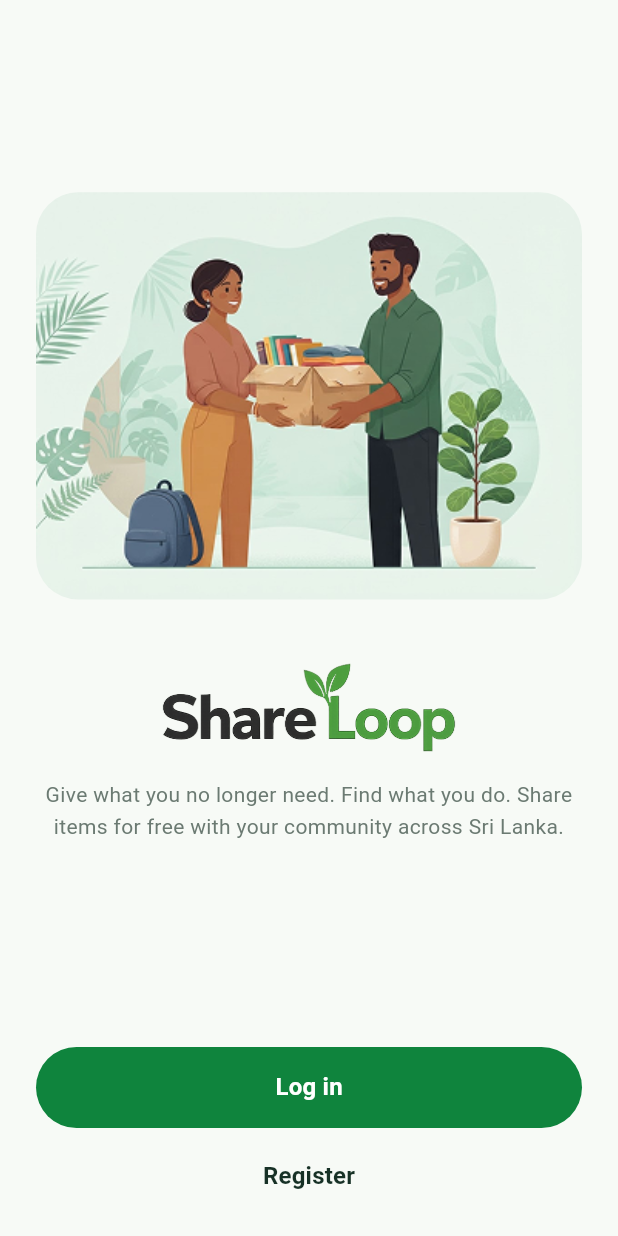
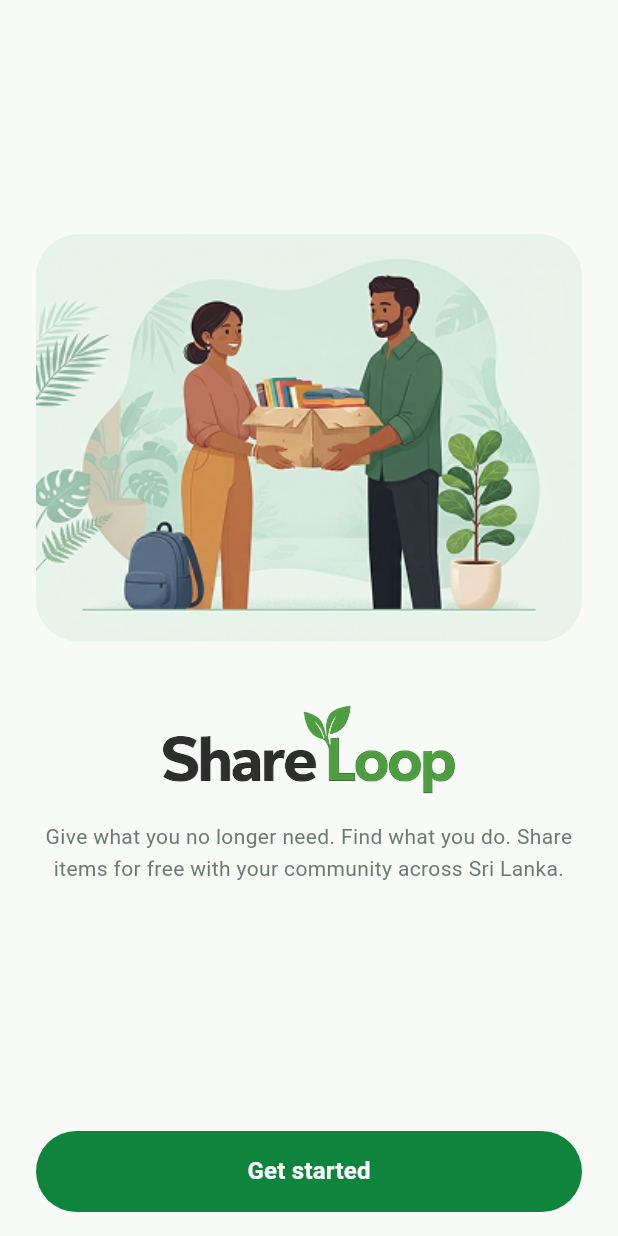
Before and after one commit to ShareLoop-Team/ShareLoop, a Flutter app: the _OnboardingBody screen opened directly, on a phone screen of 412 x 824 dp. Run offline on Flutter 3.47's test engine with Material 3 defaults, Android fonts, the phone set to English and light mode, and no system bars; our stand-ins replace firebase_auth, firebase_core, flutter_svg, image_picker, supabase_flutter; accounts and stored records are empty.

Commit message:
feat(onboarding): add a two-page intro after the splash
- Swipeable intro with Skip and Next, shown once per install
- Welcome screen now has a single Get started button

Co-Authored-By: Claude Opus 5.5 <noreply@anthropic.com>

```diff
--- a/lib/controllers/onboarding_controller.dart
+++ b/lib/controllers/onboarding_controller.dart
@@ -2,16 +2,13 @@ import 'package:flutter/widgets.dart';
 
 import '../core/routes/app_routes.dart';
 
-/// Controller: navigation for the onboarding/welcome screen. Both routes are
+/// Controller: navigation for the onboarding/welcome screen. Get started
+/// opens login, which links on to registration for new users. The route is
 /// pushed on top so the user can come back to onboarding with Back.
 class OnboardingController {
   const OnboardingController();
 
-  void openLogin(NavigatorState navigator) {
+  void getStarted(NavigatorState navigator) {
     navigator.pushNamed(AppRoutes.login);
   }
-
-  void openRegister(NavigatorState navigator) {
-    navigator.pushNamed(AppRoutes.register);
-  }
 }
--- a/lib/controllers/splash_controller.dart
+++ b/lib/controllers/splash_controller.dart
@@ -12,8 +12,8 @@ class SplashController {
   static const Duration minimumDisplayDuration = Duration(seconds: 1);
 
   /// A restored session goes straight to home; otherwise the splash hands
-  /// off to the onboarding/welcome screen, which offers Get started
-  /// (register) and Sign in (login).
+  /// off to the intro pages, which lead on to the welcome screen (Log in /
+  /// Register).
   ///
   /// Resolves after both session restoration has finished and
   /// [minimumDisplayDuration] has elapsed, whichever is later.
@@ -34,6 +34,6 @@ class SplashController {
       );
     }
     await minimumDisplay;
-    return auth.currentUser != null ? AppRoutes.home : AppRoutes.onboarding;
+    return auth.currentUser != null ? AppRoutes.home : AppRoutes.intro;
   }
 }
--- a/lib/core/localization/app_en.arb
+++ b/lib/core/localization/app_en.arb
@@ -380,8 +380,6 @@
       }
     }
   },
-  "onboardingLogIn": "Log in",
-  "onboardingRegister": "Register",
   "profileNoDonations": "You haven't given any items yet.",
   "profileNoReviews": "No reviews yet."
 }
--- a/lib/core/localization/app_si.arb
+++ b/lib/core/localization/app_si.arb
@@ -236,8 +236,6 @@
   "myReviewsFirstBody": "ශ්‍රේණිගත කිරීම් විවෘත කිරීමට භාණ්ඩයක් දී හෝ ලබාගෙන භාරදීම සම්පූර්ණ කරන්න.",
   "myReviewsAction": "භාණ්ඩ බලන්න",
   "myReviewsCount": "{count, plural, =1{සමාලෝචන 1} other{සමාලෝචන {count}}}",
-  "onboardingLogIn": "ඇතුල් වන්න",
-  "onboardingRegister": "ලියාපදිංචි වන්න",
   "profileNoDonations": "ඔබ තවම කිසිදු අයිතමයක් දී නැත.",
   "profileNoReviews": "තවම විචාර නැත."
 }
--- a/lib/core/localization/app_ta.arb
+++ b/lib/core/localization/app_ta.arb
@@ -236,8 +236,6 @@
   "myReviewsFirstBody": "மதிப்பீடுகளைத் திறக்க, ஒரு பொருளைக் கொடுத்து அல்லது பெற்று ஒப்படைப்பை முடிக்கவும்.",
   "myReviewsAction": "பொருட்களைப் பாருங்கள்",
   "myReviewsCount": "{count, plural, =1{1 மதிப்புரை} other{{count} மதிப்புரைகள்}}",
-  "onboardingLogIn": "உள்நுழைய",
-  "onboardingRegister": "பதிவு செய்ய",
   "profileNoDonations": "நீங்கள் இன்னும் எந்தப் பொருளையும் கொடுக்கவில்லை.",
   "profileNoReviews": "இன்னும் மதிப்புரைகள் இல்லை."
 }
--- a/lib/views/onboarding/onboarding_screen.dart
+++ b/lib/views/onboarding/onboarding_screen.dart
@@ -157,13 +157,10 @@ class _OnboardingBodyState extends State<_OnboardingBody>
                           const SizedBox(height: 32),
                           FadeTransition(
                             opacity: _actionsOpacity,
-                            child: _Actions(
-                              logInLabel: l10n.onboardingLogIn,
-                              registerLabel: l10n.onboardingRegister,
-                              onLogIn: () =>
-                                  _controller.openLogin(Navigator.of(context)),
-                              onRegister: () => _controller
-                                  .openRegister(Navigator.of(context)),
+                            child: _GetStartedButton(
+                              label: l10n.onboardingGetStarted,
+                              onPressed: () =>
+                                  _controller.getStarted(Navigator.of(context)),
                             ),
                           ),
                           const SizedBox(height: 16),
@@ -222,53 +219,28 @@ class _Illustration extends StatelessWidget {
   }
 }
 
-/// Full-width pill "Log in" button with a plain "Register" text button below.
-class _Actions extends StatelessWidget {
-  const _Actions({
-    required this.logInLabel,
-    required this.registerLabel,
-    required this.onLogIn,
-    required this.onRegister,
-  });
+/// Full-width pill "Get started" button.
+class _GetStartedButton extends StatelessWidget {
+  const _GetStartedButton({required this.label, required this.onPressed});
 
-  final String logInLabel;
-  final String registerLabel;
-  final VoidCallback onLogIn;
-  final VoidCallback onRegister;
+  final String label;
+  final VoidCallback onPressed;
 
   @override
   Widget build(BuildContext context) {
-    final labelStyle = Theme.of(context).textTheme.titleMedium?.copyWith(
-      fontWeight: FontWeight.w700,
-    );
-
-    return Column(
-      crossAxisAlignment: CrossAxisAlignment.stretch,
-      children: [
-        ElevatedButton(
-          onPressed: onLogIn,
+    return ElevatedButton(
+      onPressed: onPressed,
       style: ElevatedButton.styleFrom(
         backgroundColor: AppColors.deepGreen,
         foregroundColor: AppColors.white,
         elevation: 0,
         minimumSize: const Size.fromHeight(54),
         shape: const StadiumBorder(),
-            textStyle: labelStyle,
+        textStyle: Theme.of(context).textTheme.titleMedium?.copyWith(
+          fontWeight: FontWeight.w700,
         ),
-          child: Text(logInLabel),
       ),
-        const SizedBox(height: 8),
-        TextButton(
-          onPressed: onRegister,
-          style: TextButton.styleFrom(
-            foregroundColor: AppColors.ink,
-            minimumSize: const Size.fromHeight(48),
-            shape: const StadiumBorder(),
-            textStyle: labelStyle,
-          ),
-          child: Text(registerLabel),
-        ),
-      ],
+      child: Text(label),
     );
   }
 }
```
Also changed, not shown: lib/controllers/intro_controller.dart (added, +14 -0 lines), lib/views/onboarding/intro_screen.dart (added, +293 -0 lines), assets/images/onboarding_give.jpg (added), assets/images/onboarding_share.jpg (added), lib/core/localization/generated/app_localizations.dart, lib/core/localization/generated/app_localizations_en.dart, lib/core/localization/generated/app_localizations_si.dart, lib/core/localization/generated/app_localizations_ta.dart, 3 other files. Lines whose indentation alone changed are shown as unchanged.
